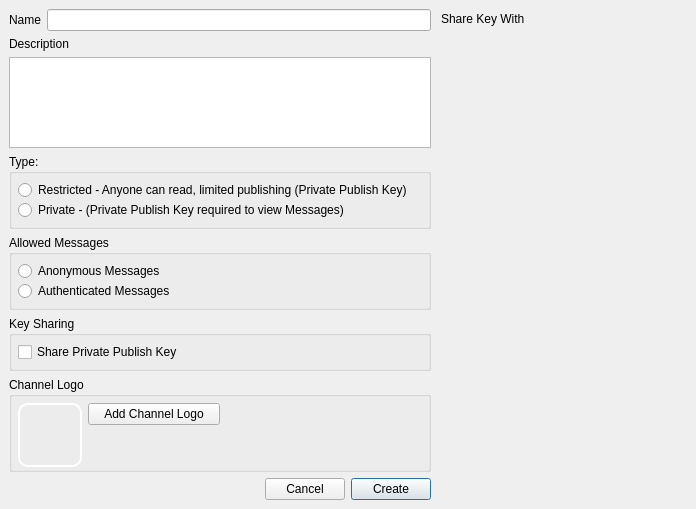
This is retroshare-gui/src/gui/channels/CreateChannel.ui in RetroShare/RetroShare as Qt 5 draws it before an edit. The edited form follows.
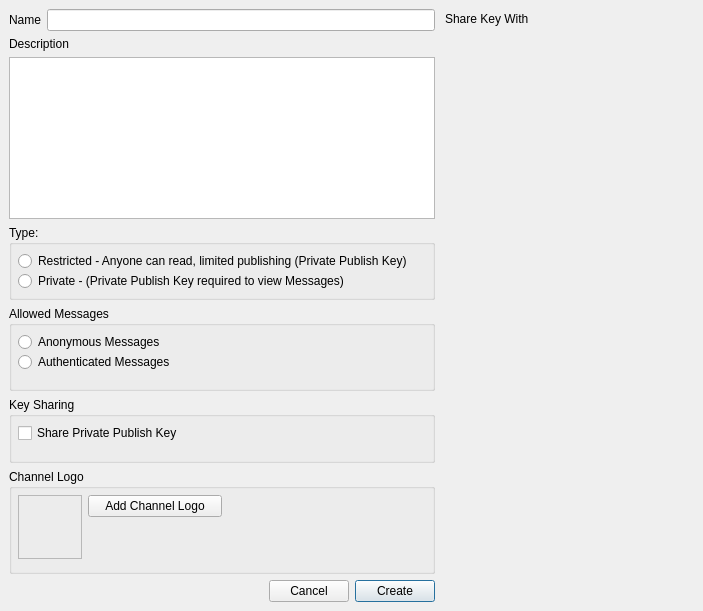
This is the edited form. Icons and pictures are not drawn. Custom widgets are drawn as their Qt base class.

```diff
--- a/retroshare-gui/src/gui/channels/CreateChannel.ui
+++ b/retroshare-gui/src/gui/channels/CreateChannel.ui
@@ -6,8 +6,8 @@
    <rect>
     <x>0</x>
     <y>0</y>
-    <width>696</width>
-    <height>509</height>
+    <width>703</width>
+    <height>611</height>
    </rect>
   </property>
   <property name="windowTitle">
@@ -17,24 +17,18 @@
    <iconset resource="../images.qrc">
     <normaloff>:/images/rstray3.png</normaloff>:/images/rstray3.png</iconset>
   </property>
-  <layout class="QGridLayout" name="gridLayout_3">
-   <property name="margin">
-    <number>0</number>
-   </property>
+  <layout class="QVBoxLayout" name="verticalLayout">
    <property name="spacing">
     <number>0</number>
    </property>
-   <item row="0" column="0">
+   <property name="margin">
+    <number>0</number>
+   </property>
+   <item>
     <widget class="HeaderFrame" name="headerFrame"/>
    </item>
-   <item row="2" column="0">
+   <item>
     <widget class="QFrame" name="frame">
-     <property name="frameShape">
-      <enum>QFrame::NoFrame</enum>
-     </property>
-     <property name="frameShadow">
-      <enum>QFrame::Raised</enum>
-     </property>
      <layout class="QGridLayout" name="gridLayout_5">
       <item row="0" column="0" colspan="3">
        <layout class="QHBoxLayout" name="horizontalLayout">
@@ -284,7 +278,7 @@
          <item row="0" column="0">
           <layout class="QGridLayout" name="gridLayout_2">
            <item row="0" column="0" rowspan="2">
-            <widget class="QToolButton" name="ChannelLogoButton">
+            <widget class="QLabel" name="logoLabel">
              <property name="minimumSize">
               <size>
                <width>64</width>
@@ -297,24 +291,18 @@
                <height>64</height>
               </size>
              </property>
-             <property name="styleSheet">
-              <string notr="true">
-border: 2px solid white;
-border-radius: 10px;
-</string>
+             <property name="frameShape">
+              <enum>QFrame::StyledPanel</enum>
              </property>
-             <property name="text">
-              <string/>
+             <property name="frameShadow">
+              <enum>QFrame::Raised</enum>
              </property>
              <property name="icon">
               <iconset resource="../images.qrc">
                <normaloff>:/images/channels.png</normaloff>:/images/channels.png</iconset>
              </property>
-             <property name="iconSize">
-              <size>
-               <width>64</width>
-               <height>64</height>
-              </size>
+             <property name="scaledContents">
+              <bool>true</bool>
              </property>
             </widget>
            </item>
```
Left out of the diff: 7 changed lines with no effect on the pictures.
